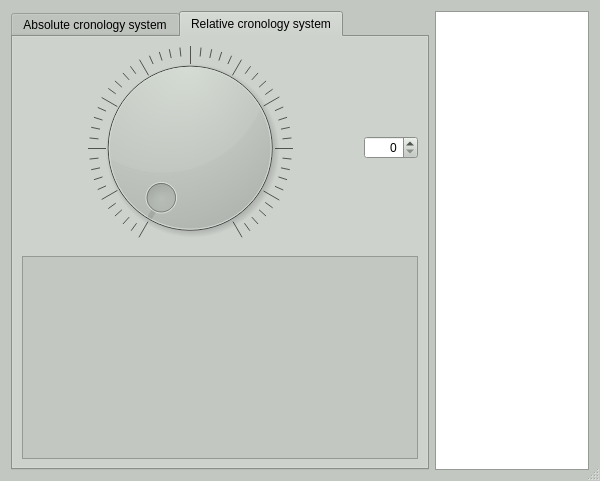
Qt form gui/ui/Gis_Time_controller.ui (pyarchinit/pyarchinit) before a commit.
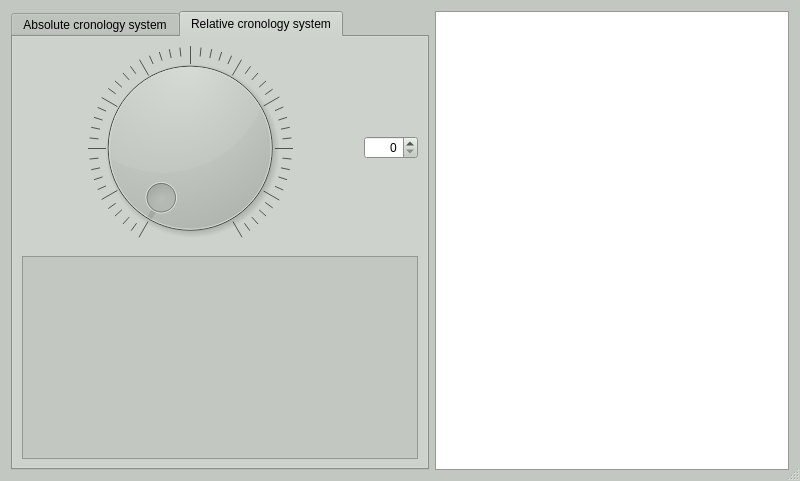
The same form after that commit. Icons and pictures are not drawn.

Diff of the .ui file:
```diff
--- a/gui/ui/Gis_Time_controller.ui
+++ b/gui/ui/Gis_Time_controller.ui
@@ -6,7 +6,7 @@
    <rect>
     <x>0</x>
     <y>0</y>
-    <width>600</width>
+    <width>800</width>
     <height>481</height>
    </rect>
   </property>
@@ -24,7 +24,7 @@
   </property>
   <property name="maximumSize">
    <size>
-    <width>600</width>
+    <width>800</width>
     <height>500</height>
    </size>
   </property>
```
Left out of the diff: 11 changed lines with no effect on the pictures.
